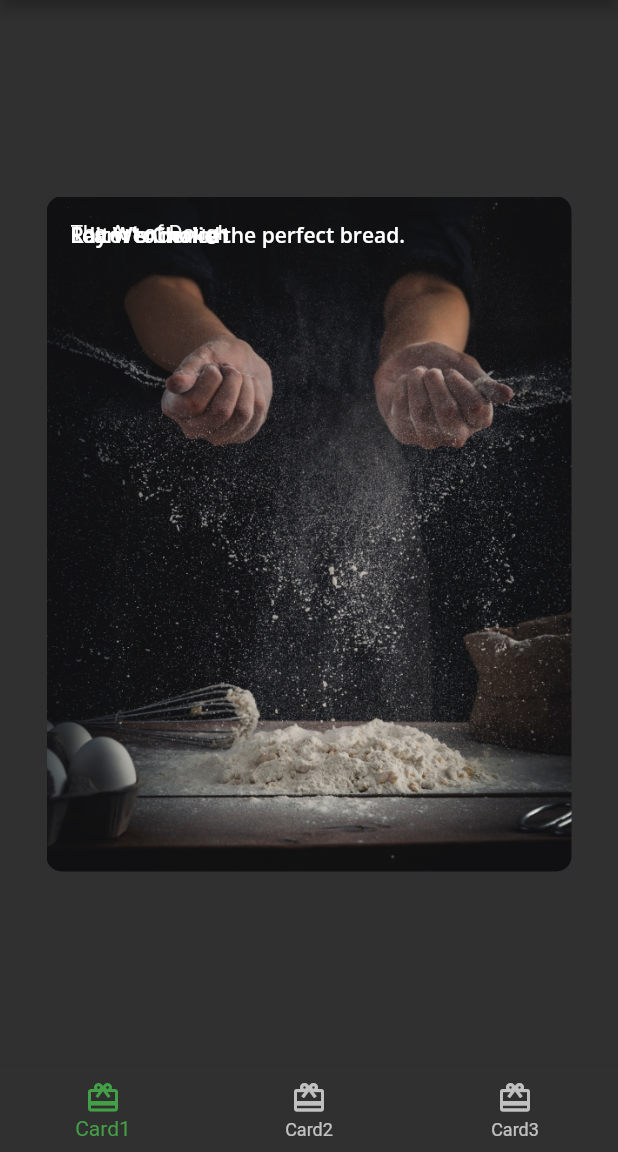
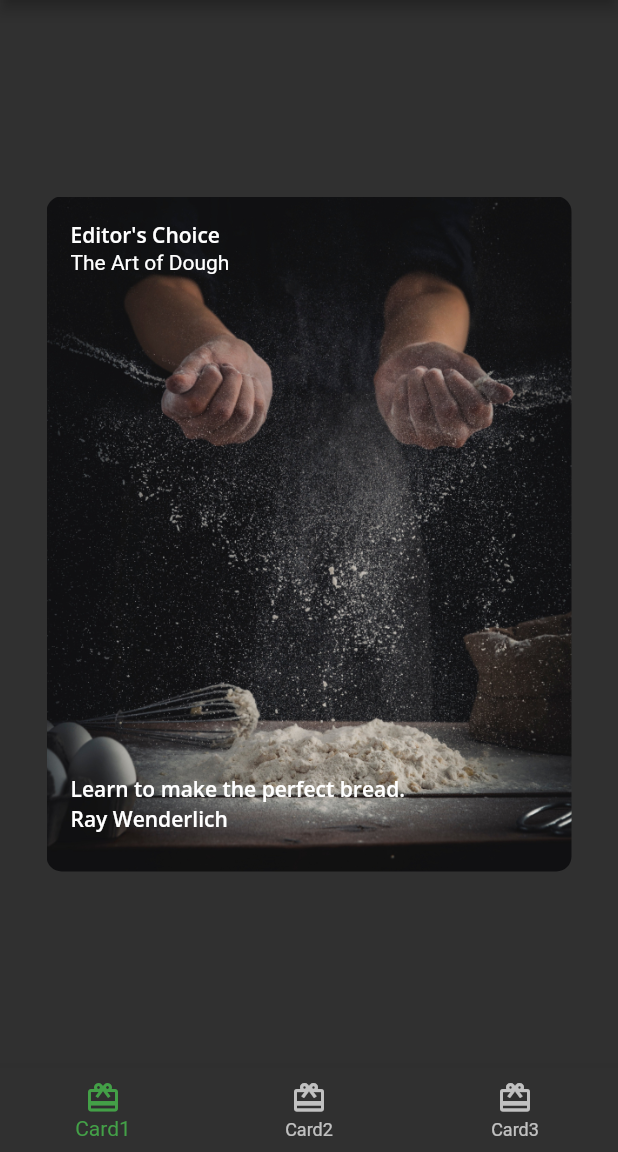
Before and after one commit to amrhesham95/flutter_fooderlich, a Flutter app: the screen it shows after launch, on a phone screen of 412 x 824 dp, the part 84-1236 px from its top. Run offline on Flutter 3.47's test engine with Material 2 defaults, Android fonts, the phone set to English and light mode, and no system bars; our stand-ins replace google_fonts.

Commit message:
Positioning the text

```diff
--- a/lib/card1.dart
+++ b/lib/card1.dart
@@ -11,15 +11,23 @@ class Card1 extends StatelessWidget {
   @override
   Widget build(BuildContext context) {
     return Center(
-
-      child: Container(child:Stack(children: [ Text(category, style:
-      FooderlichTheme.darkTextTheme.bodyText1),
-        Text(title, style:
-        FooderlichTheme.darkTextTheme.headline5),
-        Text(description, style:
-        FooderlichTheme.darkTextTheme.bodyText1),
-        Text(chef, style:
-        FooderlichTheme.darkTextTheme.bodyText1)],
+        child: Container(
+      child: Stack(
+        children: [
+          Text(category, style: FooderlichTheme.darkTextTheme.bodyText1),
+          Positioned(
+            child: Text(title, style: FooderlichTheme.darkTextTheme.headline5),
+            top: 20,
+          ),
+          Positioned(
+            child: Text(description,
+                style: FooderlichTheme.darkTextTheme.bodyText1),
+            bottom: 30,
+          ),
+          Positioned(
+              child: Text(chef, style: FooderlichTheme.darkTextTheme.bodyText1),
+              bottom: 10)
+        ],
       ),
       padding: const EdgeInsets.all(16),
       constraints: const BoxConstraints.expand(width: 350, height: 450),
```
